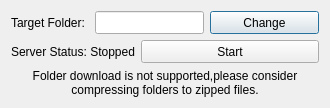
The window that Console/UI/FileServerUI.ui (yang-zhongtian/PYCM) describes before a commit, drawn with Qt 5.
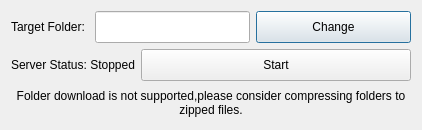
The same window after the commit. Icons and pictures are not drawn.

The edit to the form file:
```diff
--- a/Console/UI/FileServerUI.ui
+++ b/Console/UI/FileServerUI.ui
@@ -6,8 +6,8 @@
    <rect>
     <x>0</x>
     <y>0</y>
-    <width>330</width>
-    <height>108</height>
+    <width>422</width>
+    <height>130</height>
    </rect>
   </property>
   <property name="sizePolicy">
```
Left out of the diff: 6 changed lines with no effect on the pictures.
